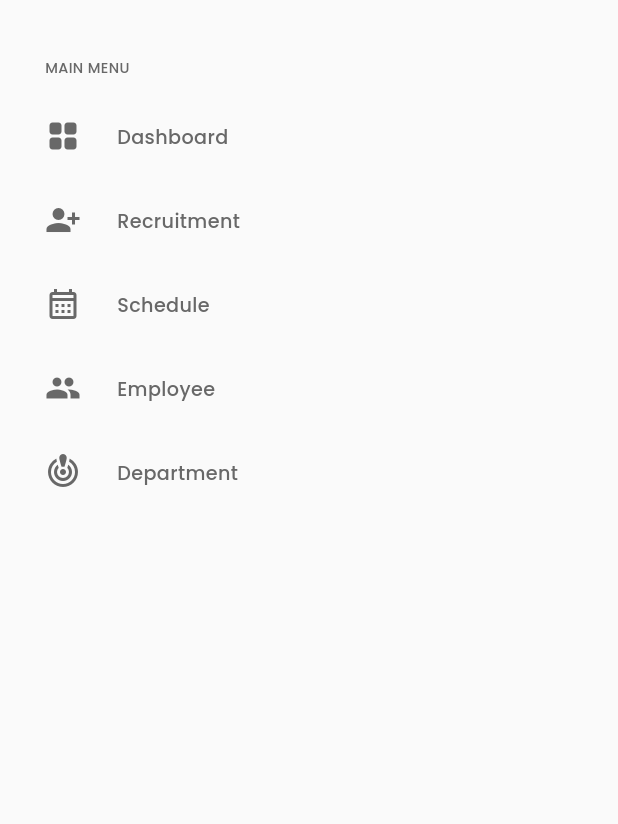
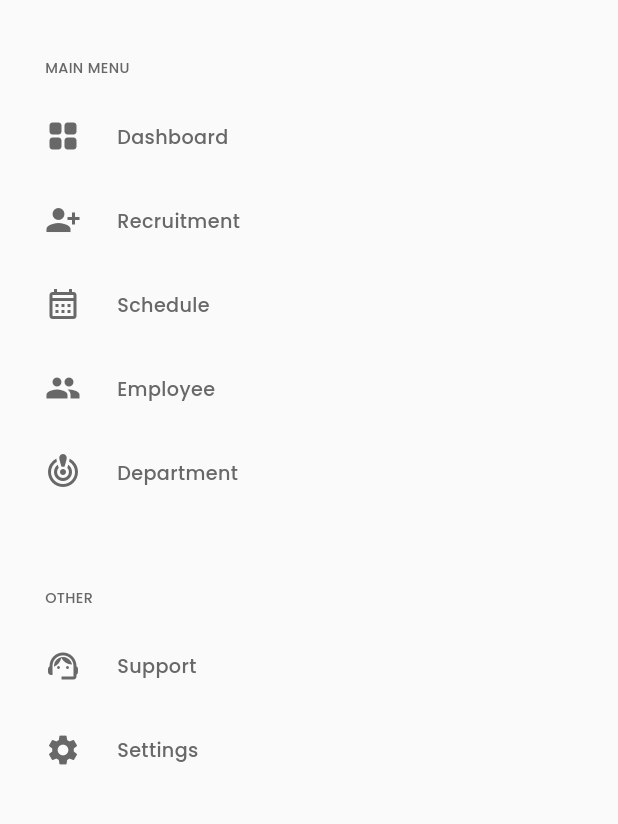
Before and after one commit to mano299/we_HR, a Flutter app: the CustomDrawer widget shown alone on an empty page, opened directly, on a phone screen of 412 x 824 dp, the part 77-901 px from its top. Run offline on Flutter 3.47's test engine with Material 3 defaults, Android fonts, the phone set to English and light mode, and no system bars.

Commit message:
create the second drawer section

```diff
--- a/lib/widgets/custom_drawer.dart
+++ b/lib/widgets/custom_drawer.dart
@@ -2,6 +2,7 @@ import 'package:flutter/material.dart';
 import 'package:we_hr/utils/app_styles.dart';
 import 'package:we_hr/widgets/drawer_item.dart';
 import 'package:we_hr/widgets/drawer_items_list_view.dart';
+import 'package:we_hr/widgets/second_drawer_section.dart';
 
 class CustomDrawer extends StatelessWidget {
   const CustomDrawer({super.key});
@@ -9,33 +10,33 @@ class CustomDrawer extends StatelessWidget {
   @override
   Widget build(BuildContext context) {
     return Container(
-      decoration: BoxDecoration(
-        color: Color(0xfffafafa),
-      ),
-      child: Padding(
-        padding: const EdgeInsets.only(left: 30.0),
-        child: Column(
-          crossAxisAlignment: CrossAxisAlignment.start,
-          children: [
-            Padding(
+      color: const Color(0xfffafafa),
+      padding: const EdgeInsets.only(left: 30.0),
+      child: CustomScrollView(
+        slivers: [
+          SliverToBoxAdapter(
+            child: Padding(
               padding: const EdgeInsets.only(top: 10.0),
-              child: Align(
-                alignment: Alignment.center,
+              child: Center(
                 child: Text(
                   'WeHR',
                   style: AppStyles.styleSemiBold36(context),
                 ),
               ),
             ),
-            SizedBox(height: 39),
-            Text(
+          ),
+          const SliverToBoxAdapter(child: SizedBox(height: 39)),
+          SliverToBoxAdapter(
+            child: Text(
               'MAIN MENU',
               style: AppStyles.styleMeduim12(context),
             ),
-            SizedBox(height: 10),
-            DrawerItemsListView(),
-          ],
-        ),
+          ),
+          const SliverToBoxAdapter(child: SizedBox(height: 10)),
+          DrawerItemsListView(),
+          const SliverToBoxAdapter(child: SizedBox(height: 39)),
+          const SliverToBoxAdapter(child: SecondDrawerSection()),
+        ],
       ),
     );
   }
--- a/lib/widgets/drawer_items_list_view.dart
+++ b/lib/widgets/drawer_items_list_view.dart
@@ -28,8 +28,7 @@ class DrawerItemsListView extends StatelessWidget {
   ];
   @override
   Widget build(BuildContext context) {
-    return Expanded(
-      child: ListView.builder(
+    return SliverList.builder(
       itemCount: items.length,
       itemBuilder: (context, index) {
         return Padding(
@@ -40,7 +39,6 @@ class DrawerItemsListView extends StatelessWidget {
           ),
         );
       },
-      ),
     );
   }
 }
--- /dev/null
+++ b/lib/widgets/second_drawer_section.dart
@@ -0,0 +1,37 @@
+import 'package:flutter/material.dart';
+import 'package:we_hr/utils/app_styles.dart';
+import 'package:we_hr/widgets/drawer_item.dart';
+
+class SecondDrawerSection extends StatelessWidget {
+  const SecondDrawerSection({super.key});
+
+  @override
+  Widget build(BuildContext context) {
+    return Column(
+      crossAxisAlignment: CrossAxisAlignment.start,
+      children: [
+        Padding(
+          padding: const EdgeInsets.symmetric(vertical: 10.0),
+          child: Text(
+            'OTHER',
+            style: AppStyles.styleMeduim12(context),
+          ),
+        ),
+        Padding(
+          padding: EdgeInsets.symmetric(vertical: 16.0),
+          child: DrawerItem(
+            icon: Icons.support_agent,
+            title: 'Support',
+          ),
+        ),
+        Padding(
+          padding: EdgeInsets.symmetric(vertical: 16.0),
+          child: DrawerItem(
+            icon: Icons.settings,
+            title: 'Settings',
+          ),
+        ),
+      ],
+    );
+  }
+}
```
Lines whose indentation alone changed are shown as unchanged.
